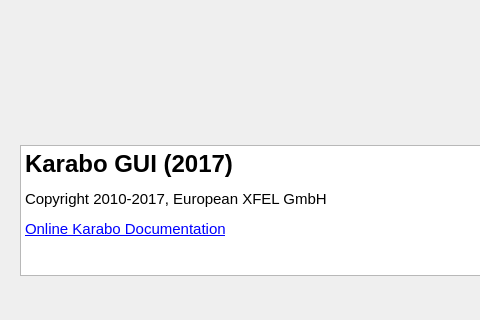
Old version of the form src/pythonGui/karabo_gui/dialogs/about.ui in the repository European-XFEL/Karabo; both pictures show x 0 to 480 and y 345 to 665 of the 865 by 665 pixel window.
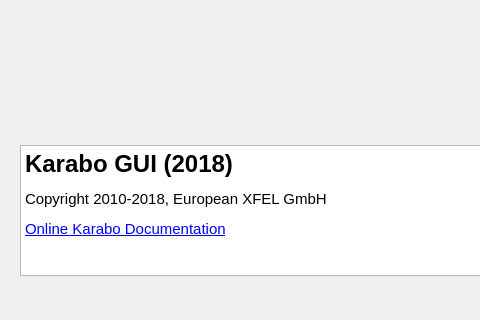
New version of the form.

```diff
--- a/src/pythonGui/karabo_gui/dialogs/about.ui
+++ b/src/pythonGui/karabo_gui/dialogs/about.ui
@@ -61,8 +61,8 @@
 &lt;html&gt;&lt;head&gt;&lt;meta name=&quot;qrichtext&quot; content=&quot;1&quot; /&gt;&lt;style type=&quot;text/css&quot;&gt;
 p, li { white-space: pre-wrap; }
 &lt;/style&gt;&lt;/head&gt;&lt;body style=&quot; font-family:'Ubuntu'; font-size:11pt; font-weight:400; font-style:normal;&quot;&gt;
-&lt;p style=&quot; margin-top:12px; margin-bottom:12px; margin-left:0px; margin-right:0px; -qt-block-indent:0; text-indent:0px;&quot;&gt;&lt;span style=&quot; font-size:18pt; font-weight:600;&quot;&gt;Karabo GUI (2017)&lt;/span&gt;&lt;/p&gt;
-&lt;p style=&quot; margin-top:12px; margin-bottom:12px; margin-left:0px; margin-right:0px; -qt-block-indent:0; text-indent:0px;&quot;&gt;Copyright 2010-2017, European XFEL GmbH&lt;/p&gt;
+&lt;p style=&quot; margin-top:12px; margin-bottom:12px; margin-left:0px; margin-right:0px; -qt-block-indent:0; text-indent:0px;&quot;&gt;&lt;span style=&quot; font-size:18pt; font-weight:600;&quot;&gt;Karabo GUI (2018)&lt;/span&gt;&lt;/p&gt;
+&lt;p style=&quot; margin-top:12px; margin-bottom:12px; margin-left:0px; margin-right:0px; -qt-block-indent:0; text-indent:0px;&quot;&gt;Copyright 2010-2018, European XFEL GmbH&lt;/p&gt;
 &lt;p style=&quot; margin-top:12px; margin-bottom:12px; margin-left:0px; margin-right:0px; -qt-block-indent:0; text-indent:0px;&quot;&gt;&lt;a href=&quot;https://in.xfel.eu/readthedocs/docs/karabo/en/latest/&quot;&gt;&lt;span style=&quot; text-decoration: underline; color:#0000ff;&quot;&gt;Online Karabo Documentation&lt;/span&gt;&lt;/a&gt;&lt;/p&gt;&lt;/body&gt;&lt;/html&gt;</string>
    </property>
    <property name="textInteractionFlags">
```
